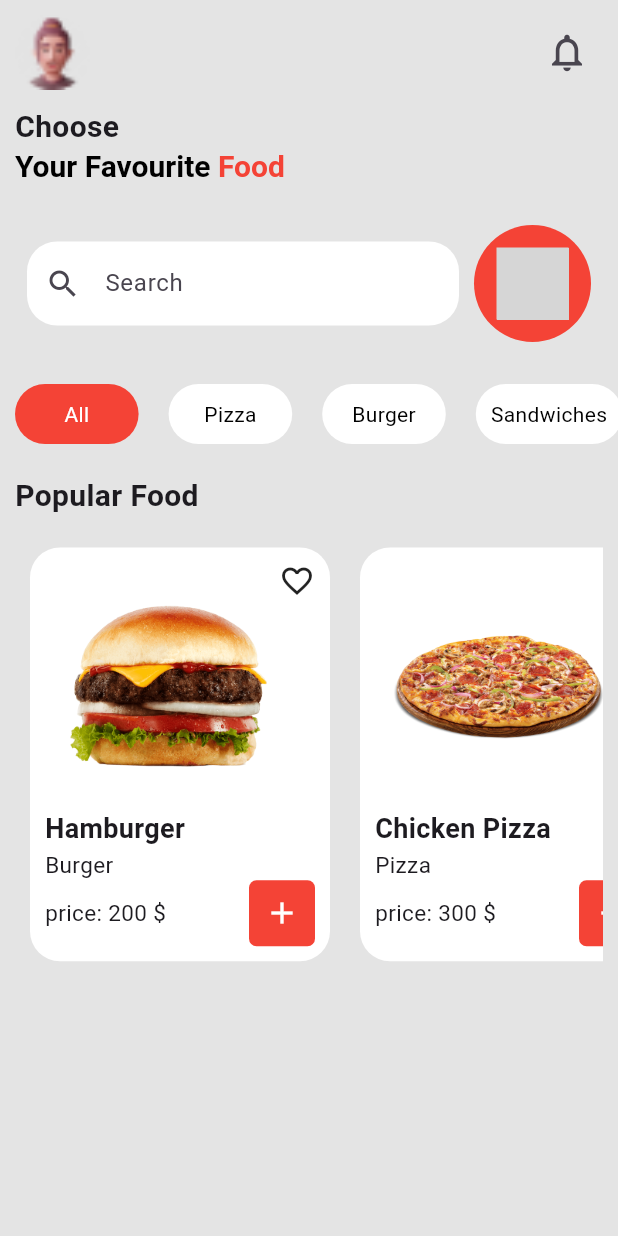
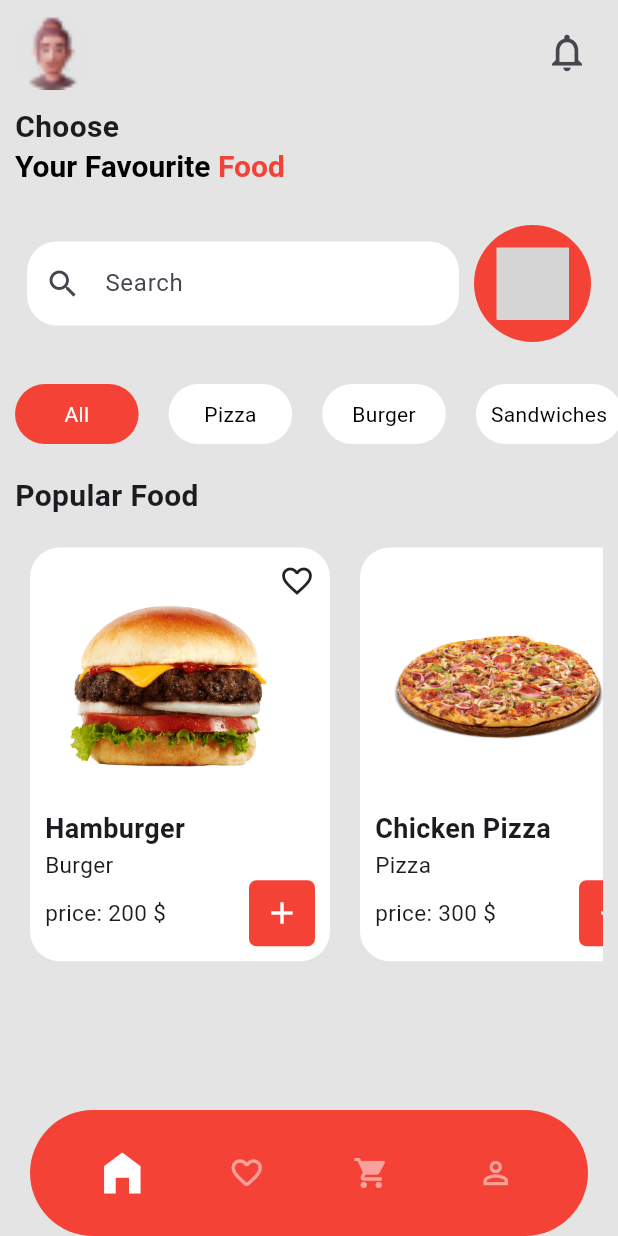
Before and after one commit to ibnRizk/snacksy, a Flutter app: the screen it shows after launch, on a phone screen of 412 x 824 dp. Run offline on Flutter 3.47's test engine with Material 3 defaults, Android fonts, the phone set to English and light mode, and no system bars; our stand-ins replace flutter_svg; statements that could not run were skipped; grey boxes are pictures that could not be loaded.

Commit message:
create main page $ bottom navigation bar

```diff
--- a/lib/feature/main/main_page.dart
+++ b/lib/feature/main/main_page.dart
@@ -0,0 +1,160 @@
+import 'package:flutter/material.dart';
+
+import 'cart/cart_screen.dart';
+import 'presentation/home/home.dart';
+import 'presentation/notification/notification_screen.dart';
+import 'profile/profile_screen.dart';
+
+class MainPage extends StatefulWidget {
+  const MainPage({super.key});
+
+  @override
+  State<MainPage> createState() => _MainPageState();
+}
+
+class _MainPageState extends State<MainPage> {
+  PageController controller = PageController(
+    initialPage: 0,
+  );
+  int index = 0;
+
+  @override
+  Widget build(BuildContext context) {
+    return Scaffold(
+      body: Stack(
+        children: [
+          PageView(
+            onPageChanged: (value) {
+              setState(() {
+                index = value;
+              });
+            },
+            controller: controller,
+            children: [
+              Home(),
+              NotificationScreen(),
+              CartScreen(),
+              ProfileScreen(),
+            ],
+          ),
+          SafeArea(
+            child: Align(
+              alignment: Alignment.bottomCenter,
+              child: Container(
+                margin: EdgeInsets.symmetric(
+                  horizontal: 20,
+                ),
+                padding: EdgeInsets.symmetric(
+                  horizontal: 20,
+                  vertical: 30,
+                ),
+                decoration: BoxDecoration(
+                  color: Colors.red,
+                  borderRadius: BorderRadius.circular(50),
+                ),
+                child: Row(
+                  mainAxisAlignment:
+                      MainAxisAlignment.spaceAround,
+                  children: [
+                    InkWell(
+                      onTap: () {
+                        if (index != 0) {
+                          controller.jumpToPage(0);
+                          index = 0;
+                          setState(() {});
+                        }
+                      },
+                      child: AnimatedScale(
+                        duration: Duration(
+                          milliseconds: 200,
+                        ),
+                        scale: index == 0 ? 1.5 : 1,
+                        child: Icon(
+                          Icons.home_filled,
+                          color: index == 0
+                              ? Colors.white
+                              : Colors.white.withOpacity(
+                                  .5,
+                                ),
+                        ),
+                      ),
+                    ),
+                    InkWell(
+                      onTap: () {
+                        if (index != 1) {
+                          controller.jumpToPage(1);
+                          index = 1;
+                          setState(() {});
+                        }
+                      },
+                      child: AnimatedScale(
+                        duration: Duration(
+                          milliseconds: 200,
+                        ),
+                        scale: index == 1 ? 1.5 : 1,
+                        child: Icon(
+                          Icons.favorite_border_rounded,
+                          color: index == 1
+                              ? Colors.white
+                              : Colors.white.withOpacity(
+                                  .5,
+                                ),
+                        ),
+                      ),
+                    ),
+                    InkWell(
+                      onTap: () {
+                        if (index != 2) {
+                          controller.jumpToPage(2);
+                          index = 2;
+                          setState(() {});
+                        }
+                      },
+                      child: AnimatedScale(
+                        duration: Duration(
+                          milliseconds: 200,
+                        ),
+                        scale: index == 2 ? 1.5 : 1,
+                        child: Icon(
+                          Icons.shopping_cart,
+                          color: index == 2
+                              ? Colors.white
+                              : Colors.white.withOpacity(
+                                  .5,
+                                ),
+                        ),
+                      ),
+                    ),
+                    InkWell(
+                      onTap: () {
+                        if (index != 3) {
+                          controller.jumpToPage(3);
+                          index = 3;
+                          setState(() {});
+                        }
+                      },
+                      child: AnimatedScale(
+                        duration: Duration(
+                          milliseconds: 200,
+                        ),
+                        scale: index == 3 ? 1.5 : 1,
+                        child: Icon(
+                          Icons.person_outline,
+                          color: index == 3
+                              ? Colors.white
+                              : Colors.white.withOpacity(
+                                  .5,
+                                ),
+                        ),
+                      ),
+                    ),
+                  ],
+                ),
+              ),
+            ),
+          ),
+        ],
+      ),
+    );
+  }
+}
--- a/lib/main.dart
+++ b/lib/main.dart
@@ -1,5 +1,5 @@
 import 'package:flutter/material.dart';
-import 'package:snacksy/feature/main/presentation/home/home.dart';
+import 'package:snacksy/feature/main/main_page.dart';
 
 void main() {
   runApp(const Snacksy());
@@ -12,7 +12,7 @@ class Snacksy extends StatelessWidget {
   Widget build(BuildContext context) {
     return MaterialApp(
       debugShowCheckedModeBanner: false,
-      home: Home(),
+      home: MainPage(),
     );
   }
 }
```
